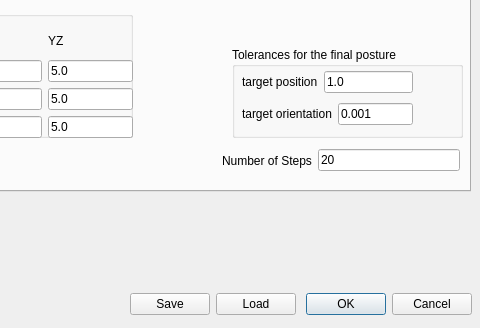
Old version of the form ui/toldialoghuml.ui in the repository zohannn/motion_manager; both pictures show x 490 to 970 and y 409 to 737 of the 970 by 737 pixel window.
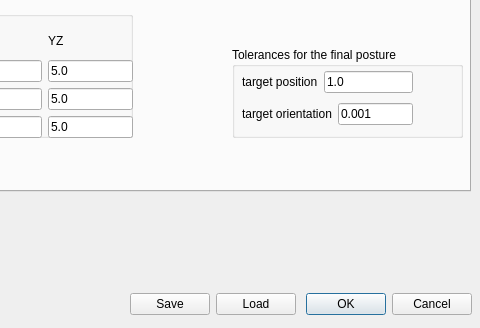
New version of the form.

```diff
--- a/ui/toldialoghuml.ui
+++ b/ui/toldialoghuml.ui
@@ -1120,32 +1120,6 @@
       </layout>
      </widget>
     </widget>
-    <widget class="QWidget" name="layoutWidget_nsteps">
-     <property name="geometry">
-      <rect>
-       <x>710</x>
-       <y>530</y>
-       <width>238</width>
-       <height>27</height>
-      </rect>
-     </property>
-     <layout class="QHBoxLayout" name="horizontalLayout_14">
-      <item>
-       <widget class="QLabel" name="label_42">
-        <property name="text">
-         <string>Number of Steps</string>
-        </property>
-       </widget>
-      </item>
-      <item>
-       <widget class="QLineEdit" name="lineEdit_steps">
-        <property name="text">
-         <string>20</string>
-        </property>
-       </widget>
-      </item>
-     </layout>
-    </widget>
    </widget>
    <widget class="QWidget" name="tab_huml_bounds">
     <attribute name="title">
```
